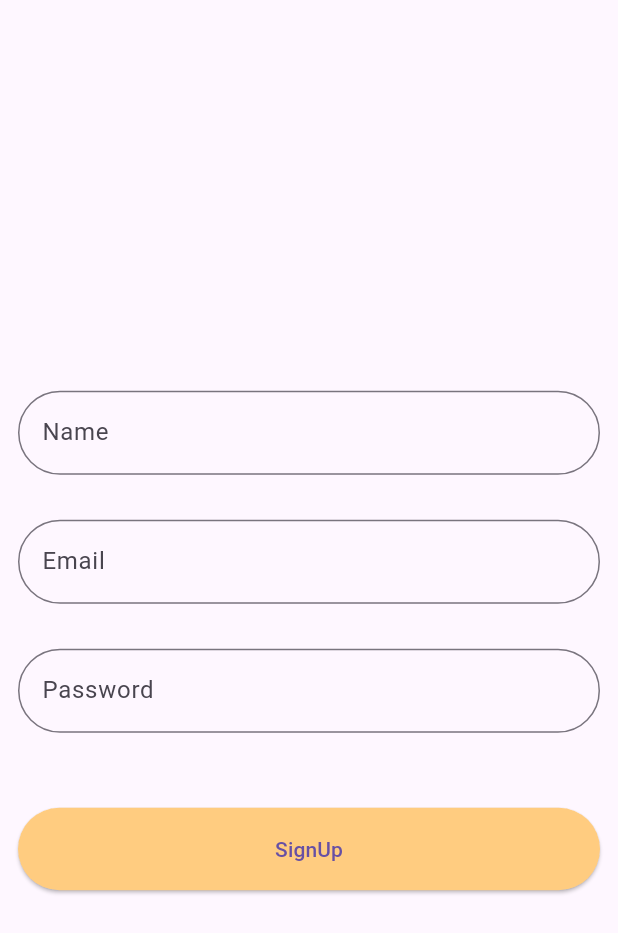
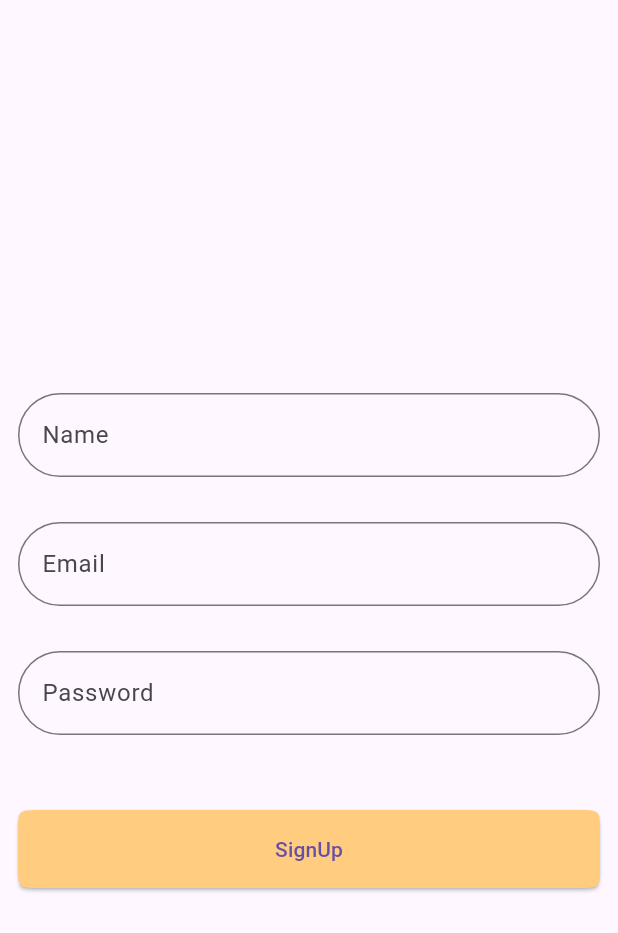
Before and after one commit to bibekgyawali2/ecommerce-user, a Flutter app: the SignUPScreen screen opened directly, on a phone screen of 412 x 824 dp. Shown: the top 933 px of the screen. Run offline on Flutter 3.47's test engine with Material 2 defaults, Android fonts, the phone set to English and light mode, and no system bars; our stand-ins replace bloc, cloud_firestore, firebase_auth, firebase_core, flutter_bloc, flutter_rating_bar; accounts and stored records are empty; network calls fail.

```diff
--- a/lib/cubits/cart_cubit/order_cubit_cubit.dart
+++ b/lib/cubits/cart_cubit/order_cubit_cubit.dart
@@ -47,6 +47,7 @@ class OrderCubitCubit extends Cubit<OrderCubitState> {
           sellername: data['sellername'],
           title: data['title'],
           tprice: data['tprice'],
+          productId: data['productId'],
           cartId: document.id,
         );
       }).toList();
--- a/lib/cubits/products_cubit/products_cubit.dart
+++ b/lib/cubits/products_cubit/products_cubit.dart
@@ -40,6 +40,7 @@ class ProductsCubit extends Cubit<ProductsState> {
           pImg: data['p_img'],
           pRating: data['p_rating'],
           pSeller: data['p_seller'],
+          productId: data['productId'],
         );
       }).toList();
 
--- a/lib/main.dart
+++ b/lib/main.dart
@@ -31,7 +31,7 @@ void main() async {
         BlocProvider(
           create: (context) => AddressCubit()..getAddress(),
         ),
-         BlocProvider(
+        BlocProvider(
           create: (context) => OrderCubit(),
         ),
       ],
--- a/lib/screens/address.dart
+++ b/lib/screens/address.dart
@@ -14,6 +14,7 @@ class AddAddress extends StatefulWidget {
 }
 
 class _AddAddressState extends State<AddAddress> {
+  int? address;
   @override
   Widget build(BuildContext context) {
     return Scaffold(
@@ -60,6 +61,7 @@ class _AddAddressState extends State<AddAddress> {
                   },
                   builder: (context, state) {
                     if (state is AddressFetched) {
+                      address = state.addressList.length;
                       return ListView.builder(
                           shrinkWrap: true,
                           physics: const NeverScrollableScrollPhysics(),
@@ -130,7 +132,7 @@ class _AddAddressState extends State<AddAddress> {
                   },
                 ),
                 Visibility(
-                  visible: true,
+                  visible: address == 0 ? true : false,
                   child: TextButton(
                     onPressed: () {
                       showDialog(
--- a/lib/screens/product_detail.dart
+++ b/lib/screens/product_detail.dart
@@ -57,6 +57,7 @@ class _ProductDetailState extends State<ProductDetail> {
                   qty: widget.product.pQuantity,
                   tprice: widget.product.pPrice,
                   sellername: widget.product.pSeller,
+                  productId: widget.product.productId,
                 );
                 ScaffoldMessenger.of(context).showSnackBar(
                   const SnackBar(
--- a/lib/widgets/button.dart
+++ b/lib/widgets/button.dart
@@ -3,10 +3,13 @@ import 'package:flutter/material.dart';
 Widget customButtton({onPressed, String? title}) {
   return ElevatedButton(
     style: ElevatedButton.styleFrom(
+      shape: ContinuousRectangleBorder(
+        borderRadius: BorderRadius.circular(15),
+      ),
       backgroundColor: Colors.orange[200],
       minimumSize: const Size(
         double.infinity,
-        55,
+        52,
       ),
     ),
     onPressed: onPressed,
```
Also changed, not shown: lib/modals/products_modals.dart (+5 -2 lines).
